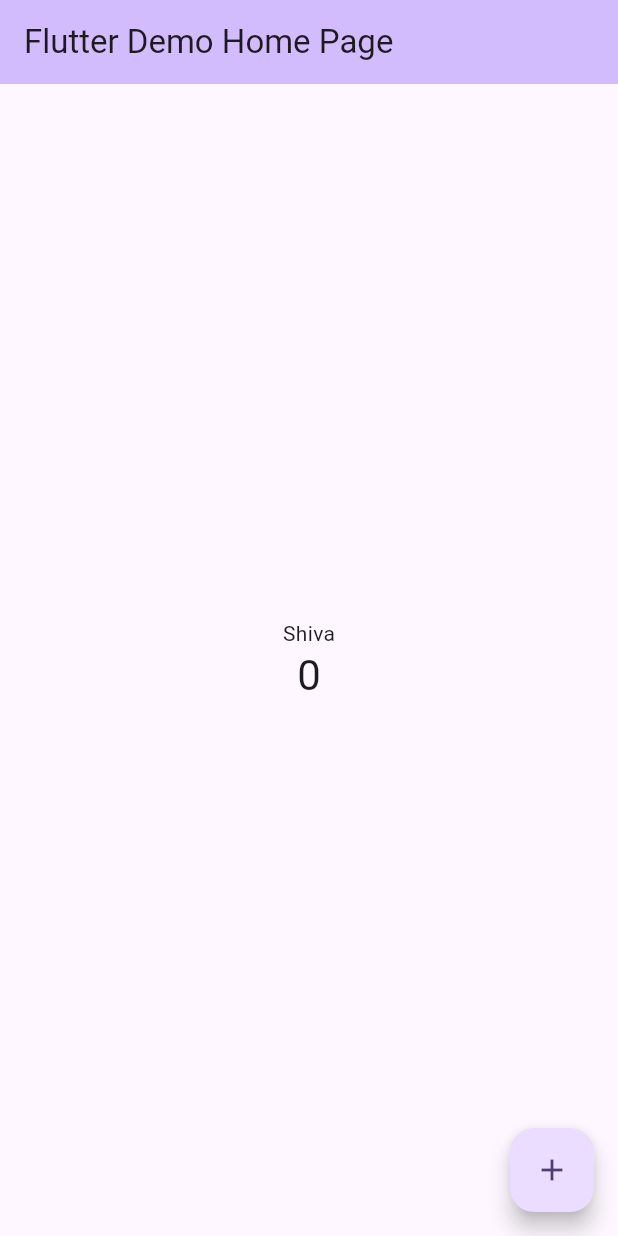
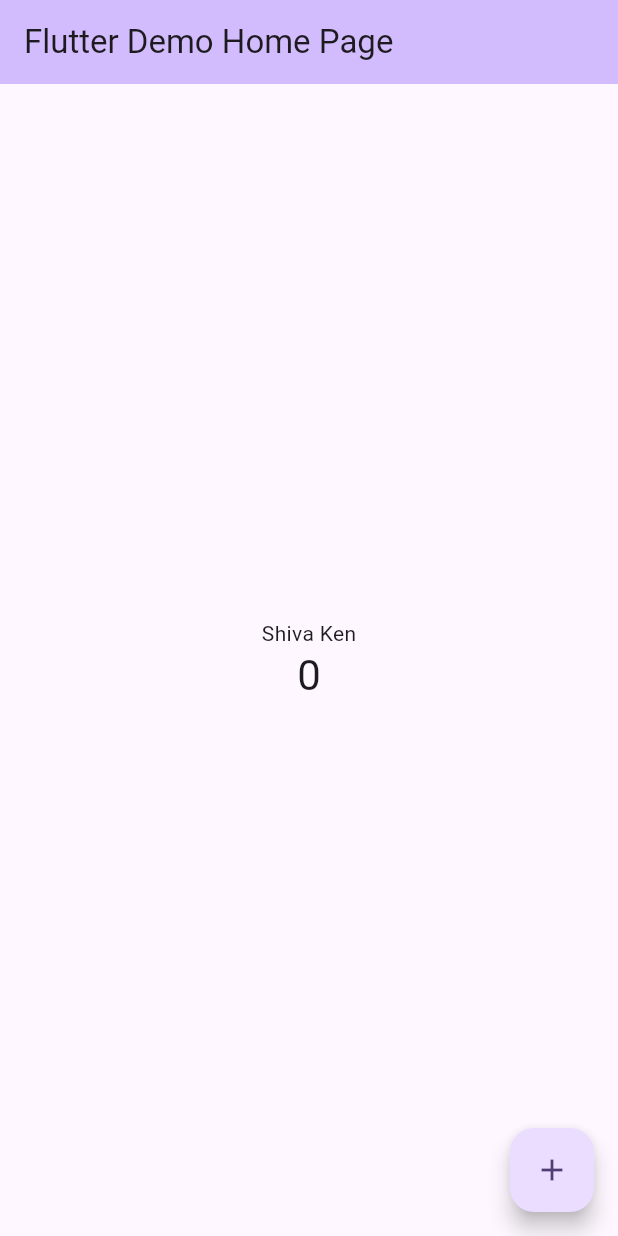
Before and after one commit to Brave6/flutter_app_concept, a Flutter app: the screen it shows after launch, on a phone screen of 412 x 824 dp. Run offline on Flutter 3.47's test engine with Material 3 defaults, Android fonts, the phone set to English and light mode, and no system bars.

Commit message:
shiva commit

```diff
--- a/lib/main.dart
+++ b/lib/main.dart
@@ -67,6 +67,7 @@ class _MyHomePageState extends State<MyHomePage> {
     });
   }
 
+
   @override
   Widget build(BuildContext context) {
     // This method is rerun every time setState is called, for instance as done
@@ -104,7 +105,7 @@ class _MyHomePageState extends State<MyHomePage> {
           // wireframe for each widget.
           mainAxisAlignment: MainAxisAlignment.center,
           children: <Widget>[
-            const Text('Shiva'),
+            const Text('Shiva Ken'),
             Text(
               '$_counter',
               style: Theme.of(context).textTheme.headlineMedium,
```
